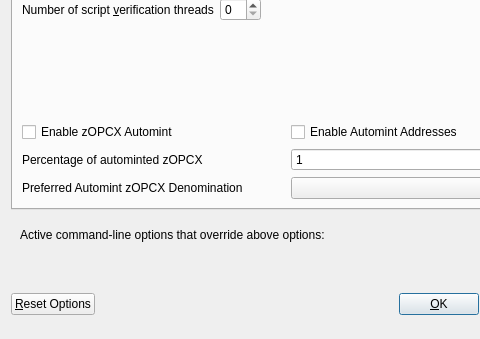
First picture: the form in src/qt/forms/optionsdialog.ui, repository opcoinx/OPCoinX, before the edit; both pictures show x 0 to 480 and y 103 to 442 of the 576 by 442 pixel window.
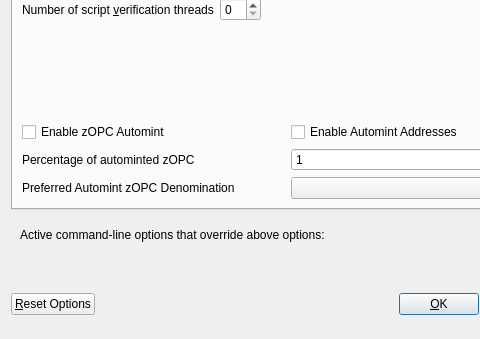
Second picture: the form after the edit. Custom widgets are drawn as their Qt base class.

What changed in the file:
```diff
--- a/src/qt/forms/optionsdialog.ui
+++ b/src/qt/forms/optionsdialog.ui
@@ -147,7 +147,7 @@
                <enum>Qt::LeftToRight</enum>
               </property>
               <property name="text">
-               <string>Enable zOPCX Automint</string>
+               <string>Enable zOPC Automint</string>
               </property>
              </widget>
             </item>
@@ -174,7 +174,7 @@
                <string>Percentage of incoming OPCX which get automatically converted to zOPCX via Zerocoin Protocol (min: 10%)</string>
               </property>
               <property name="text">
-               <string>Percentage of autominted zOPCX</string>
+               <string>Percentage of autominted zOPC</string>
               </property>
              </widget>
             </item>
@@ -207,7 +207,7 @@
                <string>Wait with automatic conversion to Zerocoin until enough OPCX for this denomination is available</string>
               </property>
               <property name="text">
-               <string>Preferred Automint zOPCX Denomination</string>
+               <string>Preferred Automint zOPC Denomination</string>
               </property>
              </widget>
             </item>
```
Left out of the diff: 14 changed lines with no effect on the pictures.
